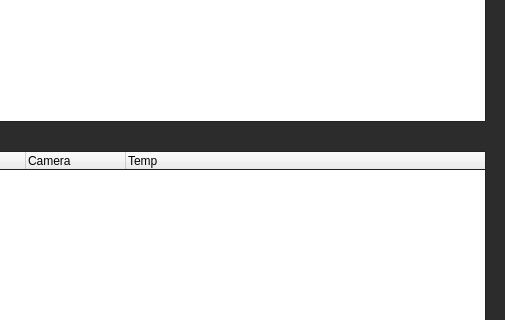
The window that mainwindow.ui (CarlMansfield/ImageStacker) describes before a commit, drawn with Qt 5; both pictures show x 575 to 1080 and y 318 to 638 of the 1080 by 720 pixel window.
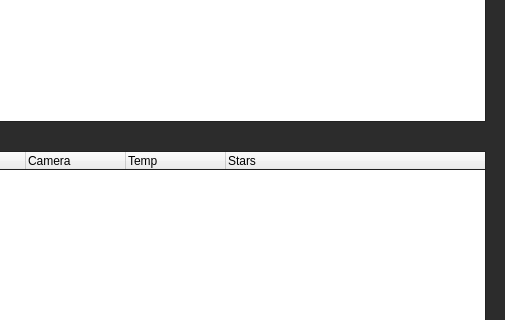
The same window after the commit.

Diff of the .ui file:
```diff
--- a/mainwindow.ui
+++ b/mainwindow.ui
@@ -211,6 +211,11 @@
       <string>Temp</string>
      </property>
     </column>
+    <column>
+     <property name="text">
+      <string>Stars</string>
+     </property>
+    </column>
    </widget>
    <widget class="QTabWidget" name="tabWidget">
     <property name="geometry">
```
Left out of the diff: 2 changed lines with no effect on the pictures.
